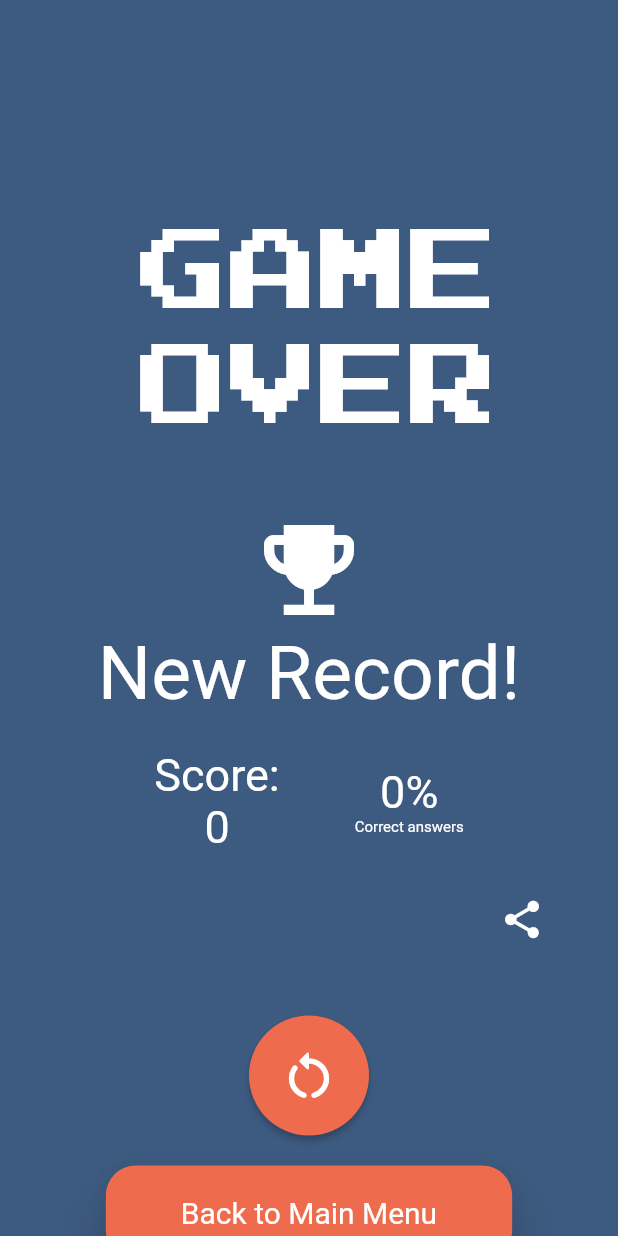
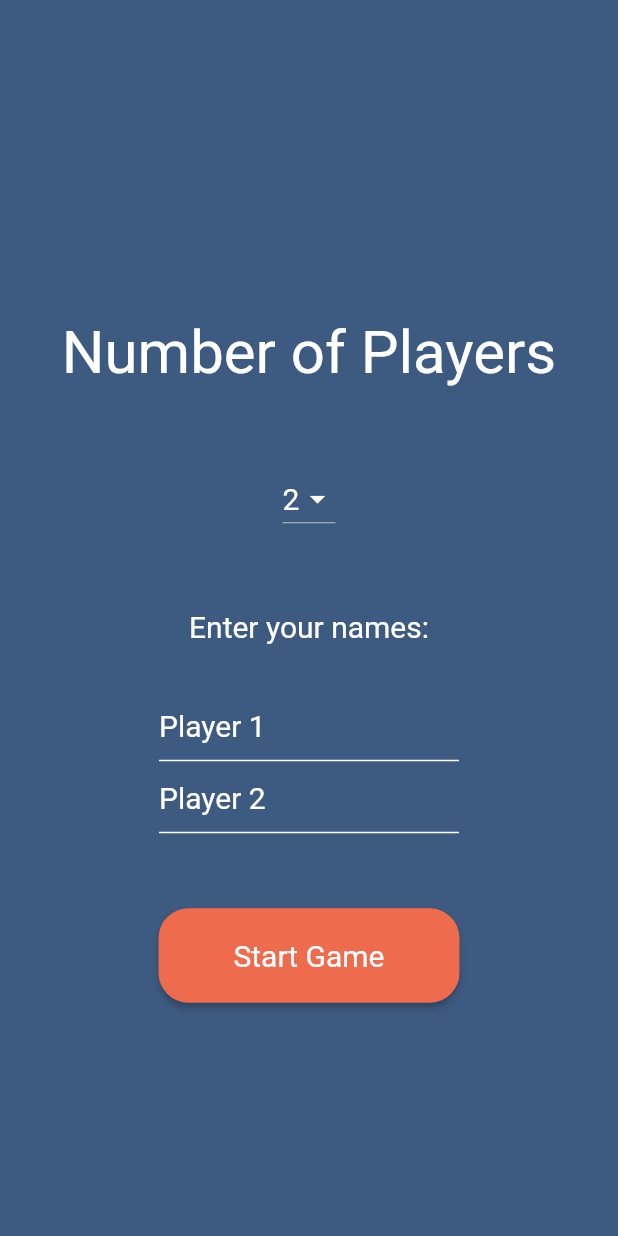
Before and after one commit to carvalho28/explode, a Flutter app: the screen it shows after launch, on a phone screen of 412 x 824 dp. Run offline on Flutter 3.47's test engine with Material 2 defaults, Android fonts, the phone set to English and light mode, and no system bars; our stand-ins replace share_plus, sqflite; accounts and stored records are empty.

Commit message:
Added number of players view
Signed-off-by: carvalho28 <carvalhoo287@gmail.com>

```diff
--- a/lib/main.dart
+++ b/lib/main.dart
@@ -7,6 +7,7 @@ import 'package:explode/providers/time_ender_provider.dart';
 import 'package:explode/views/difficulty.dart';
 import 'package:explode/views/game.dart';
 import 'package:explode/views/game_over.dart';
+import 'package:explode/views/players_choice.dart';
 import 'package:explode/views/record.dart';
 import 'package:flutter/material.dart';
 import 'package:flutter/services.dart';
@@ -25,11 +26,12 @@ void main() {
         theme: ThemeData(
           backgroundColor: primaryColor,
         ),
-        home: const Game(
-          operators: ['+', '-', 'x', '/'],
-          difficulty: '1',
-          time: '2',
-        ),
+        home: const PlayersChoice(),
+        // const Game(
+        //   operators: ['+', '-', 'x', '/'],
+        //   difficulty: '1',
+        //   time: '2',
+        // ),
         routes: {
           mainMenuRoute: (context) => const MainMenu(),
           difficultyRoute: (context) => const Difficulty(),
--- /dev/null
+++ b/lib/views/players_choice.dart
@@ -0,0 +1,183 @@
+import 'package:explode/constants/general.dart';
+import 'package:flutter/material.dart';
+
+class PlayersChoice extends StatefulWidget {
+  const PlayersChoice({super.key});
+
+  @override
+  State<PlayersChoice> createState() => _PlayersChoiceState();
+}
+
+class _PlayersChoiceState extends State<PlayersChoice> {
+  final List<String> _players = ['2', '3', '4', '5', '6', '7', '8'];
+  List<DropdownMenuItem<String>> get dropdownItems {
+    List<DropdownMenuItem<String>> menuItems = [
+      DropdownMenuItem(
+        value: _players[0],
+        child: Text(_players[0]),
+      ),
+      DropdownMenuItem(
+        value: _players[1],
+        child: Text(_players[1]),
+      ),
+      DropdownMenuItem(
+        value: _players[2],
+        child: Text(_players[2]),
+      ),
+      DropdownMenuItem(
+        value: _players[3],
+        child: Text(_players[3]),
+      ),
+      DropdownMenuItem(
+        value: _players[4],
+        child: Text(_players[4]),
+      ),
+      DropdownMenuItem(
+        value: _players[5],
+        child: Text(_players[5]),
+      ),
+      DropdownMenuItem(
+        value: _players[6],
+        child: Text(_players[6]),
+      ),
+    ];
+    return menuItems;
+  }
+
+  String? _selectedPlayer = '2';
+
+  Map<String, TextEditingController> _controllers = {
+    '1': TextEditingController(),
+    '2': TextEditingController(),
+    '3': TextEditingController(),
+    '4': TextEditingController(),
+    '5': TextEditingController(),
+    '6': TextEditingController(),
+    '7': TextEditingController(),
+    '8': TextEditingController(),
+  };
+
+  @override
+  Widget build(BuildContext context) {
+    // let the user choose the number of players and prompt them to enter their names
+    return Scaffold(
+      backgroundColor: primaryColor,
+      appBar: AppBar(
+        backgroundColor: Colors.transparent,
+        elevation: 0,
+      ),
+      body: Center(
+        child: Column(
+          mainAxisAlignment: MainAxisAlignment.center,
+          // prompt user to choose the number of players between 2 and 8
+          // prompt user to enter their names
+          children: [
+            const Text(
+              'Number of Players',
+              style: TextStyle(
+                color: Colors.white,
+                fontSize: 40,
+                fontFamily: fontBody,
+              ),
+            ),
+            const SizedBox(
+              height: 50,
+            ),
+            // dropdown must select one of the options, matching color scheme
+            DropdownButton(
+              value: _selectedPlayer,
+              items: dropdownItems,
+              onChanged: (value) {
+                setState(() {
+                  _selectedPlayer = value as String;
+                });
+              },
+              style: const TextStyle(
+                color: Colors.white,
+                fontSize: 20,
+                fontFamily: fontBody,
+              ),
+              // on selected, the dropdown must match the color scheme
+              dropdownColor: primaryColor,
+              iconEnabledColor: Colors.white,
+            ),
+            // prompt user to enter their names
+            const SizedBox(
+              height: 50,
+            ),
+            const Text(
+              'Enter your names:',
+              style: TextStyle(
+                color: Colors.white,
+                fontSize: 20,
+                fontFamily: fontBody,
+              ),
+            ),
+            const SizedBox(
+              height: 30,
+            ),
+            // create a TextController for each player
+            for (int i = 0; i < int.parse(_selectedPlayer!); i++)
+              SizedBox(
+                width: 200,
+                child: TextField(
+                  controller: _controllers['${i + 1}'],
+                  style: const TextStyle(
+                    color: Colors.white,
+                    fontSize: 20,
+                    fontFamily: fontBody,
+                  ),
+                  decoration: InputDecoration(
+                    hintText: 'Player ${i + 1}',
+                    hintStyle: const TextStyle(
+                      color: Colors.white,
+                      fontSize: 20,
+                      fontFamily: fontBody,
+                    ),
+                    enabledBorder: const UnderlineInputBorder(
+                      borderSide: BorderSide(
+                        color: Colors.white,
+                      ),
+                    ),
+                    focusedBorder: const UnderlineInputBorder(
+                      borderSide: BorderSide(
+                        color: Colors.white,
+                      ),
+                    ),
+                  ),
+                ),
+              ),
+            const SizedBox(
+              height: 50,
+            ),
+            // button to start the game
+            ElevatedButton(
+              onPressed: () {
+                // navigate to the game screen
+                // Navigator.pushNamed(context, '/game');
+              },
+              style: ElevatedButton.styleFrom(
+                backgroundColor: secondaryColor,
+                padding: const EdgeInsets.symmetric(
+                  horizontal: 50,
+                  vertical: 20,
+                ),
+                shape: RoundedRectangleBorder(
+                  borderRadius: BorderRadius.circular(20.0),
+                ),
+              ),
+              child: const Text(
+                'Start Game',
+                style: TextStyle(
+                  color: Colors.white,
+                  fontSize: 20,
+                  fontFamily: fontBody,
+                ),
+              ),
+            ),
+          ],
+        ),
+      ),
+    );
+  }
+}
--- a/lib/views/record.dart
+++ b/lib/views/record.dart
@@ -150,13 +150,10 @@ class _RecordState extends State<Record> {
                   const SizedBox(
                     height: 50,
                   ),
-                  // print game mode
-                  // if new record is set, display it and say how many points were scored
                   if (_record?.correctAnswers == -1 ||
                       _correctAnswers > _record!.correctAnswers)
                     Column(
                       children: const [
-                        //  trophy icon
                         Icon(
                           Icons.emoji_events,
                           color: Colors.white,
@@ -171,15 +168,6 @@ class _RecordState extends State<Record> {
                         ),
                       ],
                     ),
-                  // if (_record?.correctAnswers != -1 &&
-                  //     _correctAnswers <= _record!.correctAnswers)
-                  //   Text(
-                  //     'Your record is still: ${_record!.correctAnswers}',
-                  //     style: const TextStyle(
-                  //       color: Colors.white,
-                  //       fontSize: 30,
-                  //     ),
-                  //   ),
                   const SizedBox(
                     height: 20,
                   ),
@@ -193,6 +181,7 @@ class _RecordState extends State<Record> {
                             style: TextStyle(
                               color: Colors.white,
                               fontSize: 30,
+                              fontFamily: fontBody,
                             ),
                           ),
                           Text(
@@ -200,6 +189,7 @@ class _RecordState extends State<Record> {
                             style: const TextStyle(
                               color: Colors.white,
                               fontSize: 30,
+                              fontFamily: fontBody,
                             ),
                           ),
                         ],
@@ -215,6 +205,7 @@ class _RecordState extends State<Record> {
                               style: const TextStyle(
                                 color: Colors.white,
                                 fontSize: 30,
+                                fontFamily: fontBody,
                               ),
                             ),
                           if (_correctAnswers == 0)
@@ -224,6 +215,7 @@ class _RecordState extends State<Record> {
                               style: TextStyle(
                                 color: Colors.white,
                                 fontSize: 30,
+                                fontFamily: fontBody,
                               ),
                             ),
                           // text with correct answers
@@ -232,6 +224,7 @@ class _RecordState extends State<Record> {
                             style: TextStyle(
                               color: Colors.white,
                               fontSize: 10,
+                              fontFamily: fontBody,
                             ),
                           ),
                         ],
@@ -246,8 +239,6 @@ class _RecordState extends State<Record> {
                   Row(
                     // align the button to the right
                     mainAxisAlignment: MainAxisAlignment.end,
-                    // padding for the button
-
                     children: [
                       Padding(
                         padding: const EdgeInsets.only(right: 40),
@@ -337,6 +328,7 @@ class _RecordState extends State<Record> {
                       'Back to Main Menu',
                       style: TextStyle(
                         fontSize: 20,
+                        fontFamily: fontBody,
                       ),
                     ),
                   ),
```
